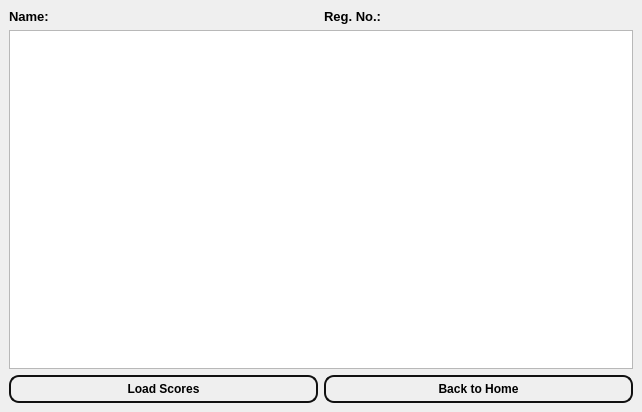
Qt form score.ui (suvam452/Mulyankan) before a commit.
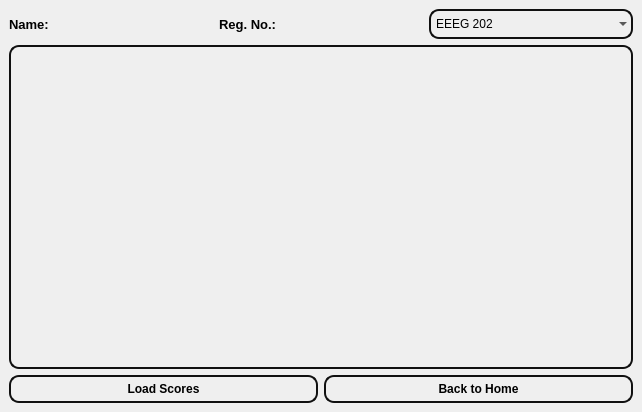
The same form after that commit.

What changed in the file:
```diff
--- a/score.ui
+++ b/score.ui
@@ -78,10 +78,91 @@
           </item>
          </layout>
         </item>
+        <item>
+         <widget class="QComboBox" name="comboBox_subject">
+          <property name="styleSheet">
+           <string notr="true">QComboBox{
+    border: 2px solid rgb(16, 16, 16);
+    border-radius: 10px; 
+    background-color:rgb(255, 255, 255,0);
+    min-width: 9px; 
+    min-height: 9px; 
+    padding: 5px; 
+    margin: 0px; 
+}
+</string>
+          </property>
+          <item>
+           <property name="text">
+            <string>EEEG 202</string>
+           </property>
+          </item>
+          <item>
+           <property name="text">
+            <string>EEEG 211</string>
+           </property>
+          </item>
+          <item>
+           <property name="text">
+            <string>COMP 202</string>
+           </property>
+          </item>
+          <item>
+           <property name="text">
+            <string>MATH 208</string>
+           </property>
+          </item>
+          <item>
+           <property name="text">
+            <string>MCSC 201</string>
+           </property>
+          </item>
+         </widget>
+        </item>
        </layout>
       </item>
       <item>
-       <widget class="QTableView" name="tableView_scores"/>
+       <widget class="QTableView" name="tableView_scores">
+        <property name="styleSheet">
+         <string notr="true">QTableView {
+    border: 2px solid rgb(16, 16, 16);
+    border-radius: 10px;
+    background-color: rgba(255, 255, 255, 0); /* transparent */
+    gridline-color: rgba(16, 16, 16, 50);
+    padding: 5px;
+    margin: 0px;
+    selection-background-color: rgba(135, 206, 250, 180); /* light blue on selection */
+    selection-color: black;
+    show-grid: true;
+}
+
+QHeaderView::section {
+    background-color: rgba(200, 200, 200, 150);
+    padding: 4px;
+    border: 1px solid gray;
+    border-radius: 4px;
+    font-weight: bold;
+}
+
+QTableView::item {
+    border: 1px solid rgb(120, 120, 120);
+    border-radius: 6px;
+    padding: 5px;
+    background-color: rgba(255, 255, 255, 30); /* slight transparency */
+    color: black;
+}
+
+QTableView::item:selected {
+    background-color: rgba(135, 206, 250, 180);
+    color: black;
+}
+
+QTableView::item:hover {
+    background-color: rgba(200, 200, 200, 100);
+}
+</string>
+        </property>
+       </widget>
       </item>
       <item>
        <layout class="QHBoxLayout" name="horizontalLayout_4">
```
